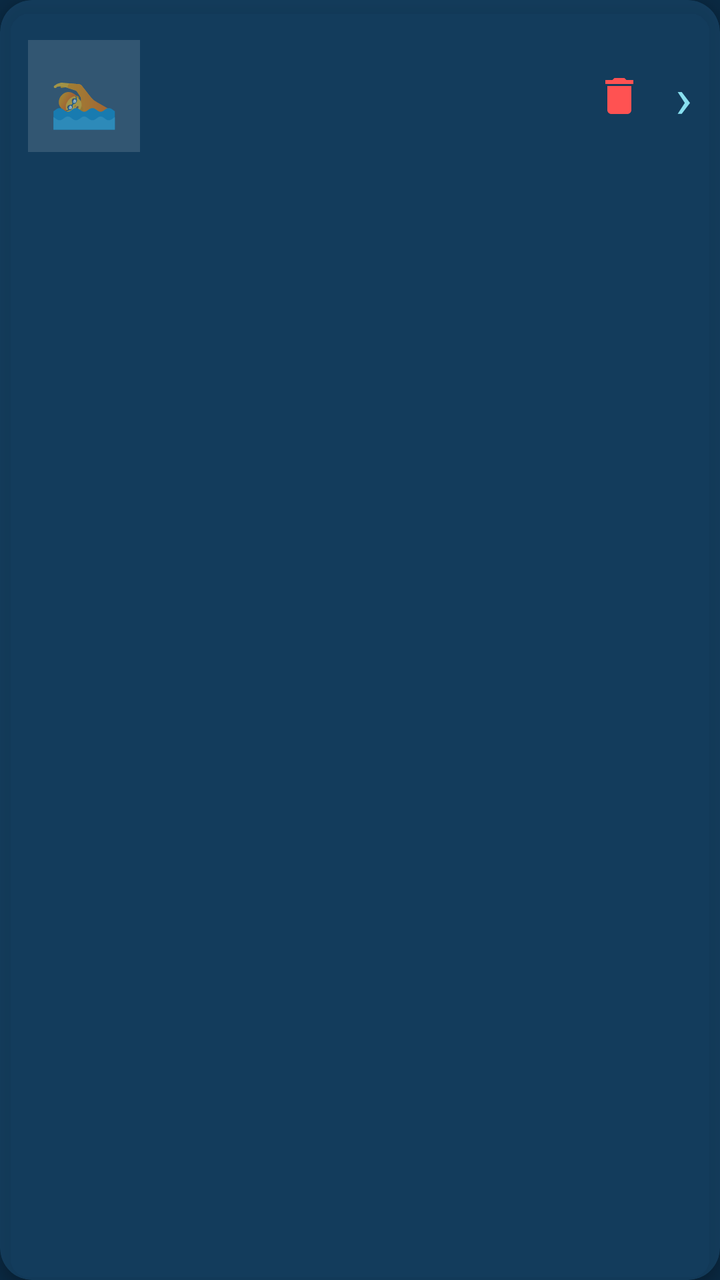
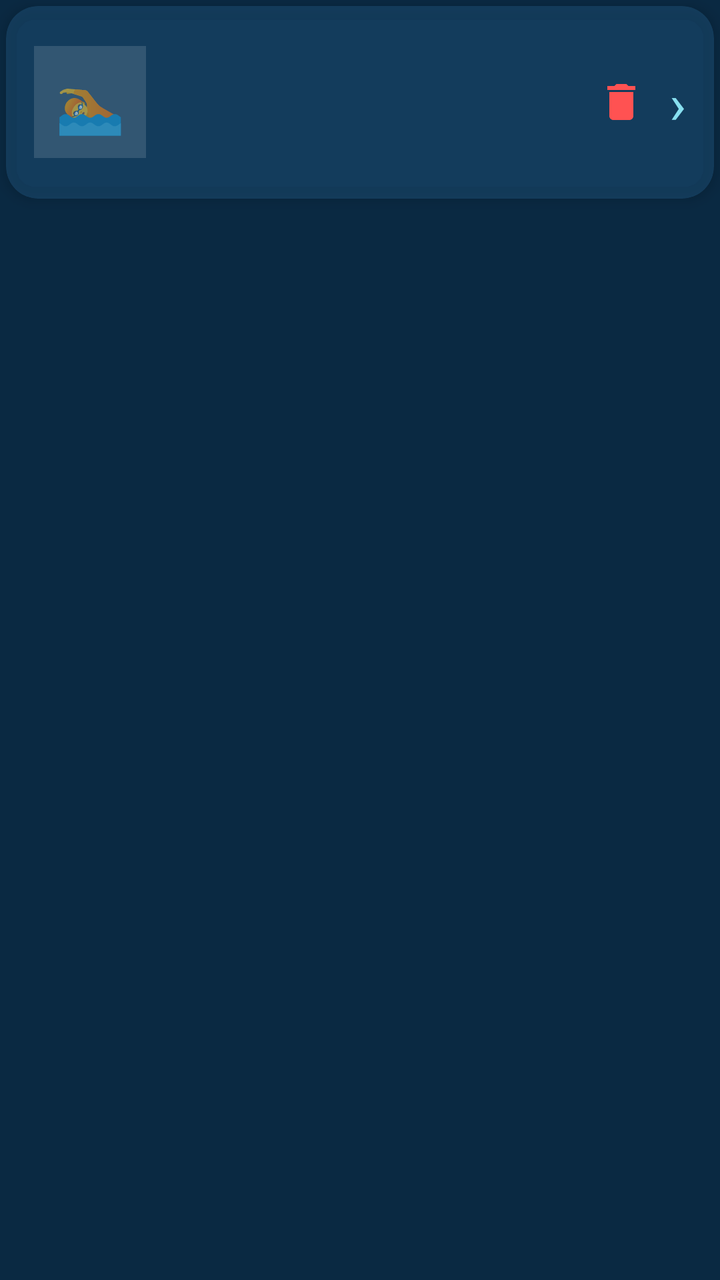

Screens rendered from an Android XML layout before and after an edit, with the pre-edit source and the edit as a unified diff.
<!-- AndroidManifest.xml: application theme Theme.SwimTimer -->
<!-- res/layout/item_session.xml -->
<?xml version="1.0" encoding="utf-8"?>
<androidx.cardview.widget.CardView
    xmlns:android="http://schemas.android.com/apk/res/android"
    xmlns:app="http://schemas.android.com/apk/res-auto"
    android:layout_width="match_parent"
    android:layout_height="wrap_content"
    android:layout_marginHorizontal="16dp"
    android:layout_marginVertical="6dp"
    app:cardCornerRadius="16dp"
    app:cardElevation="4dp"
    app:cardBackgroundColor="@color/card_translucent">

    <LinearLayout
        android:layout_width="match_parent"
        android:layout_height="wrap_content"
        android:orientation="horizontal"
        android:padding="14dp"
        android:gravity="center_vertical">

        
        <ImageView
            android:id="@+id/ivThumb"
            android:layout_width="56dp"
            android:layout_height="56dp"
            android:layout_marginEnd="14dp"
            android:scaleType="centerCrop"
            android:visibility="gone"
            android:background="#33FFFFFF"/>

        
        <TextView
            android:id="@+id/tvThumbPlaceholder"
            android:layout_width="56dp"
            android:layout_height="56dp"
            android:layout_marginEnd="14dp"
            android:text="🏊"
            android:textSize="28sp"
            android:gravity="center"
            android:background="#22FFFFFF"/>

        
        <LinearLayout
            android:layout_width="0dp"
            android:layout_height="wrap_content"
            android:layout_weight="1"
            android:orientation="vertical">

            <TextView
                android:id="@+id/tvSessionName"
                android:layout_width="match_parent"
                android:layout_height="wrap_content"
                android:textSize="16sp"
                android:textStyle="bold"
                android:textColor="@android:color/white"
                android:maxLines="1"
                android:ellipsize="end"/>

            <TextView
                android:id="@+id/tvSessionDate"
                android:layout_width="match_parent"
                android:layout_height="wrap_content"
                android:textSize="12sp"
                android:textColor="#88E0F0"
                android:layout_marginTop="2dp"/>

            <TextView
                android:id="@+id/tvSessionTime"
                android:layout_width="match_parent"
                android:layout_height="wrap_content"
                android:textSize="18sp"
                android:fontFamily="monospace"
                android:textStyle="bold"
                android:textColor="#FFD600"
                android:layout_marginTop="4dp"/>

        </LinearLayout>
        
        <ImageButton
            android:id="@+id/btnDelete"
            android:layout_width="40dp"
            android:layout_height="40dp"
            android:layout_marginStart="4dp"
            android:background="?attr/selectableItemBackgroundBorderless"
            android:src="@drawable/ic_delete"
            android:tint="#FF5252"
            android:contentDescription="Elimina"/>
        
        
        <TextView
            android:layout_width="wrap_content"
            android:layout_height="wrap_content"
            android:text="›"
            android:textSize="28sp"
            android:textColor="#88E0F0"
            android:layout_marginStart="8dp"/>

    </LinearLayout>

</androidx.cardview.widget.CardView>
<!-- resources referenced by this layout -->
<resources>
  <color name="card_translucent">#991A4A6E</color>
  <!-- drawable ic_delete (drawable) -->
  <?xml version="1.0" encoding="utf-8"?>
  <vector xmlns:android="http://schemas.android.com/apk/res/android"
      android:width="24dp"
      android:height="24dp"
      android:viewportWidth="24"
      android:viewportHeight="24">
      <path
          android:fillColor="#F44336"
          android:pathData="M6,19c0,1.1 0.9,2 2,2h8c1.1,0 2,-0.9 2,-2V7H6v12zM19,4h-3.5l-1,-1h-5l-1,1H5v2h14V4z"/>
  </vector>
  <style name="Theme.SwimTimer" parent="Theme.MaterialComponents.DayNight.NoActionBar">
          <item name="colorPrimary">@color/pool_surface</item>
          <item name="colorPrimaryVariant">@color/pool_deep</item>
          <item name="colorOnPrimary">@android:color/white</item>
          <item name="colorSecondary">@color/lane_rope</item>
          <item name="android:colorBackground">@color/pool_mid</item>
          <item name="colorSurface">@color/pool_deep</item>
          <item name="android:statusBarColor">@color/pool_deep</item>
          <item name="android:windowBackground">@color/pool_deep</item>
          <item name="android:textColorPrimary">@android:color/white</item>
          <item name="android:textColorSecondary">#BBE0F0</item>
          <item name="actionButtonStyle">@style/MyActionButton</item>
      </style>
  <color name="pool_surface">#1565C0</color>
  <color name="pool_deep">#0A2942</color>
  <color name="lane_rope">#FF8F00</color>
  <color name="pool_mid">#0D3B5E</color>
  <style name="MyActionButton" parent="Widget.AppCompat.ActionButton">
          <item name="android:minWidth">56dp</item>
          <item name="android:minHeight">56dp</item>
          <item name="android:padding">12dp</item>
      </style>
</resources>

<!-- the commit's change to res/layout/item_session.xml (unified diff, before → after) -->
@@ -1,99 +1,130 @@
 <?xml version="1.0" encoding="utf-8"?>
-<androidx.cardview.widget.CardView
+<FrameLayout
     xmlns:android="http://schemas.android.com/apk/res/android"
     xmlns:app="http://schemas.android.com/apk/res-auto"
     android:layout_width="match_parent"
     android:layout_height="wrap_content"
     android:layout_marginHorizontal="16dp"
-    android:layout_marginVertical="6dp"
-    app:cardCornerRadius="16dp"
-    app:cardElevation="4dp"
-    app:cardBackgroundColor="@color/card_translucent">
+    android:layout_marginVertical="6dp">
 
-    <LinearLayout
+    
+    <androidx.cardview.widget.CardView
+        android:id="@+id/cardBorder"
+        android:layout_width="match_parent"
+        android:layout_height="match_parent"
+        app:cardCornerRadius="18dp"
+        app:cardElevation="0dp"
+        app:cardBackgroundColor="#FFD600"
+        android:visibility="gone"/>
+
+    
+    <androidx.cardview.widget.CardView
+        android:id="@+id/cardMain"
         android:layout_width="match_parent"
         android:layout_height="wrap_content"
-        android:orientation="horizontal"
-        android:padding="14dp"
-        android:gravity="center_vertical">
+        android:layout_margin="3dp"
+        app:cardCornerRadius="16dp"
+        app:cardElevation="4dp"
+        app:cardBackgroundColor="@color/card_translucent">
 
-        
-        <ImageView
-            android:id="@+id/ivThumb"
-            android:layout_width="56dp"
-            android:layout_height="56dp"
-            android:layout_marginEnd="14dp"
-            android:scaleType="centerCrop"
-            android:visibility="gone"
-            android:background="#33FFFFFF"/>
+        <LinearLayout
+            android:layout_width="match_parent"
+            android:layout_height="wrap_content"
+            android:orientation="horizontal"
+            android:padding="14dp"
+            android:gravity="center_vertical">
 
-        
-        <TextView
-            android:id="@+id/tvThumbPlaceholder"
-            android:layout_width="56dp"
-            android:layout_height="56dp"
-            android:layout_marginEnd="14dp"
-            android:text="🏊"
-            android:textSize="28sp"
-            android:gravity="center"
-            android:background="#22FFFFFF"/>
-
-        
-        <LinearLayout
-            android:layout_width="0dp"
-            android:layout_height="wrap_content"
-            android:layout_weight="1"
-            android:orientation="vertical">
+            
+            <ImageView
+                android:id="@+id/ivThumb"
+                android:layout_width="56dp"
+                android:layout_height="56dp"
+                android:layout_marginEnd="14dp"
+                android:scaleType="centerCrop"
+                android:visibility="gone"
+                android:background="#33FFFFFF"/>
 
             <TextView
-                android:id="@+id/tvSessionName"
-                android:layout_width="match_parent"
+                android:id="@+id/tvThumbPlaceholder"
+                android:layout_width="56dp"
+                android:layout_height="56dp"
+                android:layout_marginEnd="14dp"
+                android:text="🏊"
+                android:textSize="28sp"
+                android:gravity="center"
+                android:background="#22FFFFFF"/>
+
+            
+            <LinearLayout
+                android:layout_width="0dp"
                 android:layout_height="wrap_content"
-                android:textSize="16sp"
-                android:textStyle="bold"
-                android:textColor="@android:color/white"
-                android:maxLines="1"
-                android:ellipsize="end"/>
+                android:layout_weight="1"
+                android:orientation="vertical">
 
+                
+                <TextView
+                    android:id="@+id/tvRecordBadge"
+                    android:layout_width="wrap_content"
+                    android:layout_height="wrap_content"
+                    android:text="🏆 RECORD SPECIALITÀ"
+                    android:textSize="10sp"
+                    android:textStyle="bold"
+                    android:textColor="#FFD600"
+                    android:letterSpacing="0.05"
+                    android:visibility="gone"
+                    android:layout_marginBottom="2dp"/>
+
+                <TextView
+                    android:id="@+id/tvSessionName"
+                    android:layout_width="match_parent"
+                    android:layout_height="wrap_content"
+                    android:textSize="16sp"
+                    android:textStyle="bold"
+                    android:textColor="@android:color/white"
+                    android:maxLines="1"
+                    android:ellipsize="end"/>
+
+                <TextView
+                    android:id="@+id/tvSessionDate"
+                    android:layout_width="match_parent"
+                    android:layout_height="wrap_content"
+                    android:textSize="12sp"
+                    android:textColor="#88E0F0"
+                    android:layout_marginTop="2dp"/>
+
+                <TextView
+                    android:id="@+id/tvSessionTime"
+                    android:layout_width="match_parent"
+                    android:layout_height="wrap_content"
+                    android:textSize="18sp"
+                    android:fontFamily="monospace"
+                    android:textStyle="bold"
+                    android:textColor="#FFD600"
+                    android:layout_marginTop="4dp"/>
+
+            </LinearLayout>
+
+            
+            <ImageButton
+                android:id="@+id/btnDelete"
+                android:layout_width="40dp"
+                android:layout_height="40dp"
+                android:layout_marginStart="4dp"
+                android:background="?attr/selectableItemBackgroundBorderless"
+                android:src="@drawable/ic_delete"
+                android:tint="#FF5252"
+                android:contentDescription="Elimina"/>
+
+            
             <TextView
-                android:id="@+id/tvSessionDate"
-                android:layout_width="match_parent"
+                android:layout_width="wrap_content"
                 android:layout_height="wrap_content"
-                android:textSize="12sp"
+                android:text="›"
+                android:textSize="28sp"
                 android:textColor="#88E0F0"
-                android:layout_marginTop="2dp"/>
-
-            <TextView
-                android:id="@+id/tvSessionTime"
-                android:layout_width="match_parent"
-                android:layout_height="wrap_content"
-                android:textSize="18sp"
-                android:fontFamily="monospace"
-                android:textStyle="bold"
-                android:textColor="#FFD600"
-                android:layout_marginTop="4dp"/>
+                android:layout_marginStart="4dp"/>
 
         </LinearLayout>
-        
-        <ImageButton
-            android:id="@+id/btnDelete"
-            android:layout_width="40dp"
-            android:layout_height="40dp"
-            android:layout_marginStart="4dp"
-            android:background="?attr/selectableItemBackgroundBorderless"
-            android:src="@drawable/ic_delete"
-            android:tint="#FF5252"
-            android:contentDescription="Elimina"/>
-        
-        
-        <TextView
-            android:layout_width="wrap_content"
-            android:layout_height="wrap_content"
-            android:text="›"
-            android:textSize="28sp"
-            android:textColor="#88E0F0"
-            android:layout_marginStart="8dp"/>
+    </androidx.cardview.widget.CardView>
 
-    </LinearLayout>
-
-</androidx.cardview.widget.CardView>
+</FrameLayout>
